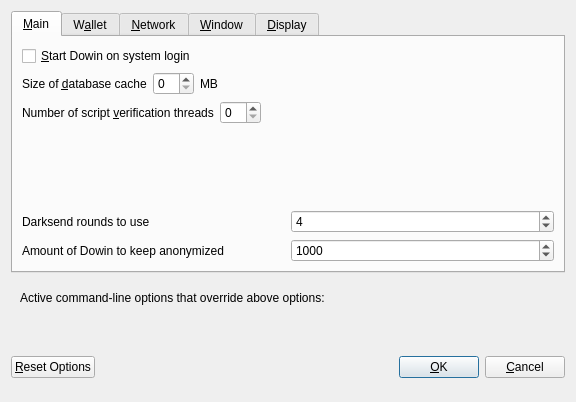
First picture: the form in src/qt/forms/optionsdialog.ui, repository gooddeedcoin/gdc2, before the edit.
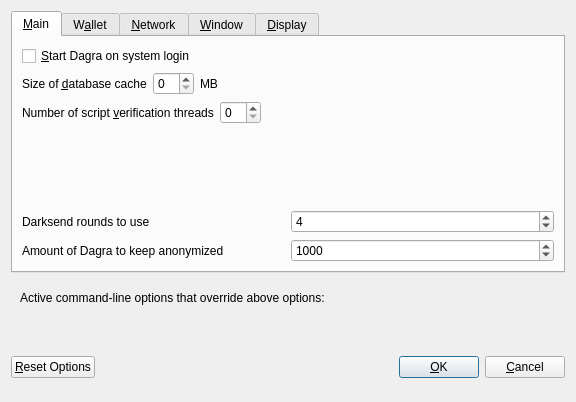
Second picture: the form after the edit. Custom widgets are drawn as their Qt base class.

What changed in the file:
```diff
--- a/src/qt/forms/optionsdialog.ui
+++ b/src/qt/forms/optionsdialog.ui
@@ -33,7 +33,7 @@
           <string>Automatically start Dowin after logging in to the system.</string>
          </property>
          <property name="text">
-          <string>&amp;Start Dowin on system login</string>
+          <string>&amp;Start Dagra on system login</string>
          </property>
         </widget>
        </item>
@@ -177,7 +177,7 @@
             <string notr="true"/>
            </property>
            <property name="text">
-            <string>Amount of Dowin to keep anonymized</string>
+            <string>Amount of Dagra to keep anonymized</string>
            </property>
           </widget>
          </item>
```
Left out of the diff: 10 changed lines with no effect on the pictures.
